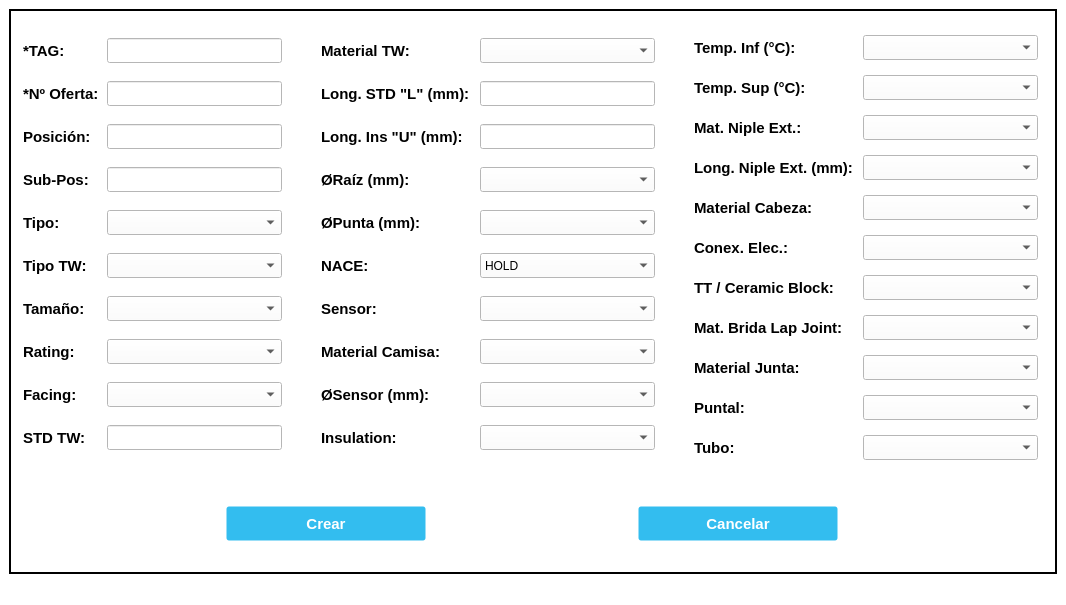
Old version of the form UI_Files/CreateTAGTemp_Window.ui in the repository e-serrano/ERP_EIPSA.
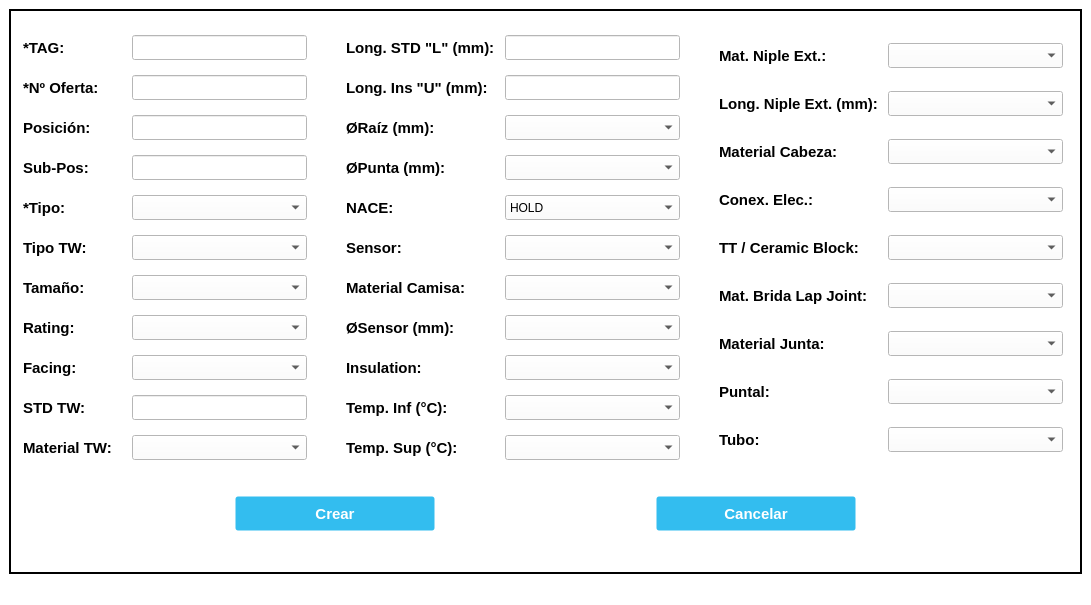
New version of the form. Icons and pictures are not drawn.

The edit to the form file:
```diff
--- a/UI_Files/CreateTAGTemp_Window.ui
+++ b/UI_Files/CreateTAGTemp_Window.ui
@@ -6,7 +6,7 @@
    <rect>
     <x>0</x>
     <y>0</y>
-    <width>1066</width>
+    <width>1091</width>
     <height>605</height>
    </rect>
   </property>
@@ -112,13 +112,13 @@
             <widget class="QLabel" name="label_TAG">
              <property name="minimumSize">
               <size>
-               <width>75</width>
+               <width>100</width>
                <height>25</height>
               </size>
              </property>
              <property name="maximumSize">
               <size>
-               <width>75</width>
+               <width>100</width>
                <height>25</height>
               </size>
              </property>
@@ -137,13 +137,13 @@
             <widget class="QLabel" name="label_NumOffer">
              <property name="minimumSize">
               <size>
-               <width>75</width>
+               <width>100</width>
                <height>25</height>
               </size>
              </property>
              <property name="maximumSize">
               <size>
-               <width>75</width>
+               <width>100</width>
                <height>25</height>
               </size>
              </property>
@@ -162,13 +162,13 @@
             <widget class="QLabel" name="label_Pos">
              <property name="minimumSize">
               <size>
-               <width>75</width>
+               <width>100</width>
                <height>25</height>
               </size>
              </property>
              <property name="maximumSize">
               <size>
-               <width>75</width>
+               <width>100</width>
                <height>25</height>
               </size>
              </property>
@@ -187,13 +187,13 @@
             <widget class="QLabel" name="label_SubPos">
              <property name="minimumSize">
               <size>
-               <width>75</width>
+               <width>100</width>
                <height>25</height>
               </size>
              </property>
              <property name="maximumSize">
               <size>
-               <width>75</width>
+               <width>100</width>
                <height>25</height>
               </size>
              </property>
@@ -212,13 +212,13 @@
             <widget class="QLabel" name="label_Type">
              <property name="minimumSize">
               <size>
-               <width>75</width>
+               <width>100</width>
                <height>25</height>
               </size>
              </property>
              <property name="maximumSize">
               <size>
-               <width>75</width>
+               <width>100</width>
                <height>25</height>
               </size>
              </property>
@@ -229,7 +229,7 @@
               </font>
              </property>
              <property name="text">
-              <string>Tipo:</string>
+              <string>*Tipo:</string>
              </property>
             </widget>
            </item>
@@ -237,13 +237,13 @@
             <widget class="QLabel" name="label_Typetw">
              <property name="minimumSize">
               <size>
-               <width>75</width>
+               <width>100</width>
                <height>25</height>
               </size>
              </property>
              <property name="maximumSize">
               <size>
-               <width>75</width>
+               <width>100</width>
                <height>25</height>
               </size>
              </property>
@@ -262,13 +262,13 @@
             <widget class="QLabel" name="label_Linesize">
              <property name="minimumSize">
               <size>
-               <width>75</width>
+               <width>100</width>
                <height>25</height>
               </size>
              </property>
              <property name="maximumSize">
               <size>
-               <width>75</width>
+               <width>100</width>
                <height>25</height>
               </size>
              </property>
@@ -287,13 +287,13 @@
             <widget class="QLabel" name="label_Rating">
              <property name="minimumSize">
               <size>
-               <width>75</width>
+               <width>100</width>
                <height>25</height>
               </size>
              </property>
              <property name="maximumSize">
               <size>
-               <width>75</width>
+               <width>100</width>
                <height>25</height>
               </size>
              </property>
@@ -312,13 +312,13 @@
             <widget class="QLabel" name="label_Facing">
              <property name="minimumSize">
               <size>
-               <width>75</width>
+               <width>100</width>
                <height>25</height>
               </size>
              </property>
              <property name="maximumSize">
               <size>
-               <width>75</width>
+               <width>100</width>
                <height>25</height>
               </size>
              </property>
@@ -337,13 +337,13 @@
             <widget class="QLabel" name="label_Stdtw">
              <property name="minimumSize">
               <size>
-               <width>75</width>
+               <width>100</width>
                <height>25</height>
               </size>
              </property>
              <property name="maximumSize">
               <size>
-               <width>75</width>
+               <width>100</width>
                <height>25</height>
               </size>
              </property>
@@ -358,6 +358,31 @@
              </property>
             </widget>
            </item>
+           <item>
+            <widget class="QLabel" name="label_Mattw">
+             <property name="minimumSize">
+              <size>
+               <width>100</width>
+               <height>25</height>
+              </size>
+             </property>
+             <property name="maximumSize">
+              <size>
+               <width>100</width>
+               <height>25</height>
+              </size>
+             </property>
+             <property name="font">
+              <font>
+               <pointsize>11</pointsize>
+               <bold>true</bold>
+              </font>
+             </property>
+             <property name="text">
+              <string>Material TW:</string>
+             </property>
+            </widget>
+           </item>
           </layout>
          </item>
          <item>
@@ -575,6 +600,22 @@
              </property>
             </widget>
            </item>
+           <item>
+            <widget class="QComboBox" name="Mattw_CreatetagT">
+             <property name="minimumSize">
+              <size>
+               <width>175</width>
+               <height>25</height>
+              </size>
+             </property>
+             <property name="maximumSize">
+              <size>
+               <width>175</width>
+               <height>25</height>
+              </size>
+             </property>
+            </widget>
+           </item>
           </layout>
          </item>
          <item>
@@ -598,31 +639,6 @@
            <property name="spacing">
             <number>15</number>
            </property>
-           <item>
-            <widget class="QLabel" name="label_Mattw">
-             <property name="minimumSize">
-              <size>
-               <width>150</width>
-               <height>25</height>
-              </size>
-             </property>
-             <property name="maximumSize">
-              <size>
-               <width>150</width>
-               <height>25</height>
-              </size>
-             </property>
-             <property name="font">
-              <font>
-               <pointsize>11</pointsize>
-               <bold>true</bold>
-              </font>
-             </property>
-             <property name="text">
-              <string>Material TW:</string>
-             </property>
-            </widget>
-           </item>
            <item>
             <widget class="QLabel" name="label_Stdlength">
              <property name="minimumSize">
@@ -848,29 +864,63 @@
              </property>
             </widget>
            </item>
+           <item>
+            <widget class="QLabel" name="label_tempinf">
+             <property name="minimumSize">
+              <size>
+               <width>150</width>
+               <height>25</height>
+              </size>
+             </property>
+             <property name="maximumSize">
+              <size>
+               <width>150</width>
+               <height>25</height>
+              </size>
+             </property>
+             <property name="font">
+              <font>
+               <pointsize>11</pointsize>
+               <bold>true</bold>
+              </font>
+             </property>
+             <property name="text">
+              <string>Temp. Inf (°C):</string>
+             </property>
+            </widget>
+           </item>
+           <item>
+            <widget class="QLabel" name="label_tempsup">
+             <property name="minimumSize">
+              <size>
+               <width>150</width>
+               <height>25</height>
+              </size>
+             </property>
+             <property name="maximumSize">
+              <size>
+               <width>150</width>
+               <height>25</height>
+              </size>
+             </property>
+             <property name="font">
+              <font>
+               <pointsize>11</pointsize>
+               <bold>true</bold>
+              </font>
+             </property>
+             <property name="text">
+              <string>Temp. Sup (°C):</string>
+             </property>
+            </widget>
+           </item>
           </layout>
          </item>
          <item>
-          <layout class="QVBoxLayout" name="vLayout4" stretch="0,0,0,0,0,0,0,0,0,0">
+          <layout class="QVBoxLayout" name="vLayout4" stretch="0,0,0,0,0,0,0,0,0,0,0">
            <property name="spacing">
             <number>15</number>
            </property>
-           <item>
-            <widget class="QComboBox" name="Mattw_CreatetagT">
-             <property name="minimumSize">
-              <size>
-               <width>175</width>
-               <height>25</height>
-              </size>
-             </property>
-             <property name="maximumSize">
-              <size>
-               <width>175</width>
-               <height>25</height>
-              </size>
-             </property>
-            </widget>
-           </item>
            <item>
             <widget class="QLineEdit" name="Stdlength_CreatetagT">
              <property name="minimumSize">
@@ -1050,6 +1100,48 @@
              </property>
             </widget>
            </item>
+           <item>
+            <widget class="QComboBox" name="Tempinf_CreatetagT">
+             <property name="minimumSize">
+              <size>
+               <width>175</width>
+               <height>25</height>
+              </size>
+             </property>
+             <property name="maximumSize">
+              <size>
+               <width>175</width>
+               <height>25</height>
+              </size>
+             </property>
+             <property name="font">
+              <font>
+               <pointsize>10</pointsize>
+              </font>
+             </property>
+            </widget>
+           </item>
+           <item>
+            <widget class="QComboBox" name="Tempsup_CreatetagT">
+             <property name="minimumSize">
+              <size>
+               <width>175</width>
+               <height>25</height>
+              </size>
+             </property>
+             <property name="maximumSize">
+              <size>
+               <width>175</width>
+               <height>25</height>
+              </size>
+             </property>
+             <property name="font">
+              <font>
+               <pointsize>10</pointsize>
+              </font>
+             </property>
+            </widget>
+           </item>
           </layout>
          </item>
          <item>
@@ -1074,57 +1166,7 @@
             <number>15</number>
            </property>
            <item>
-            <widget class="QLabel" name="label_2">
-             <property name="minimumSize">
-              <size>
-               <width>160</width>
-               <height>25</height>
-              </size>
-             </property>
-             <property name="maximumSize">
-              <size>
-               <width>160</width>
-               <height>25</height>
-              </size>
-             </property>
-             <property name="font">
-              <font>
-               <pointsize>11</pointsize>
-               <bold>true</bold>
-              </font>
-             </property>
-             <property name="text">
-              <string>Temp. Inf (°C):</string>
-             </property>
-            </widget>
-           </item>
-           <item>
-            <widget class="QLabel" name="label">
-             <property name="minimumSize">
-              <size>
-               <width>160</width>
-               <height>25</height>
-              </size>
-             </property>
-             <property name="maximumSize">
-              <size>
-               <width>160</width>
-               <height>25</height>
-              </size>
-             </property>
-             <property name="font">
-              <font>
-               <pointsize>11</pointsize>
-               <bold>true</bold>
-              </font>
-             </property>
-             <property name="text">
-              <string>Temp. Sup (°C):</string>
-             </property>
-            </widget>
-           </item>
-           <item>
-            <widget class="QLabel" name="label_3">
+            <widget class="QLabel" name="label_nipextmat">
              <property name="minimumSize">
               <size>
                <width>160</width>
@@ -1524,49 +1566,7 @@
             </widget>
            </item>
            <item>
-            <widget class="QComboBox" name="comboBox_4">
-             <property name="minimumSize">
-              <size>
-               <width>175</width>
-               <height>25</height>
-              </size>
-             </property>
-             <property name="maximumSize">
-              <size>
-               <width>175</width>
-               <height>25</height>
-              </size>
-             </property>
-             <property name="font">
-              <font>
-               <pointsize>10</pointsize>
-              </font>
-             </property>
-            </widget>
-           </item>
-           <item>
-            <widget class="QComboBox" name="comboBox_3">
-             <property name="minimumSize">
-              <size>
-               <width>175</width>
-               <height>25</height>
-              </size>
-             </property>
-             <property name="maximumSize">
-              <size>
-               <width>175</width>
-               <height>25</height>
-              </size>
-             </property>
-             <property name="font">
-              <font>
-               <pointsize>10</pointsize>
-              </font>
-             </property>
-            </widget>
-           </item>
-           <item>
-            <widget class="QComboBox" name="comboBox">
+            <widget class="QComboBox" name="Tube_CreatetagT">
              <property name="minimumSize">
               <size>
                <width>175</width>
@@ -1601,7 +1601,7 @@
          <property name="sizeHint" stdset="0">
           <size>
            <width>20</width>
-           <height>40</height>
+           <height>30</height>
           </size>
          </property>
         </spacer>
@@ -1622,9 +1622,19 @@
              <height>35</height>
             </size>
            </property>
+           <property name="styleSheet">
+            <string notr="true">QPushButton:focus{
+	background-color: #019ad2;
+	border-color: rgb(0, 0, 0);
+}
+</string>
+           </property>
            <property name="text">
             <string>Crear</string>
            </property>
+           <property name="autoDefault">
+            <bool>true</bool>
+           </property>
           </widget>
          </item>
          <item>
@@ -1647,15 +1657,40 @@
              <height>35</height>
             </size>
            </property>
+           <property name="cursor">
+            <cursorShape>PointingHandCursor</cursorShape>
+           </property>
+           <property name="styleSheet">
+            <string notr="true">QPushButton:focus{
+	background-color: #019ad2;
+	border-color: rgb(0, 0, 0);
+}
+</string>
+           </property>
            <property name="text">
             <string>Cancelar</string>
            </property>
+           <property name="autoDefault">
+            <bool>true</bool>
+           </property>
           </widget>
          </item>
         </layout>
        </item>
        <item>
         <widget class="QLabel" name="label_error">
+         <property name="minimumSize">
+          <size>
+           <width>0</width>
+           <height>25</height>
+          </size>
+         </property>
+         <property name="maximumSize">
+          <size>
+           <width>16777215</width>
+           <height>25</height>
+          </size>
+         </property>
          <property name="styleSheet">
           <string notr="true">color: rgb(255, 0, 0);</string>
          </property>
```
Left out of the diff: 76 changed lines with no effect on the pictures.
